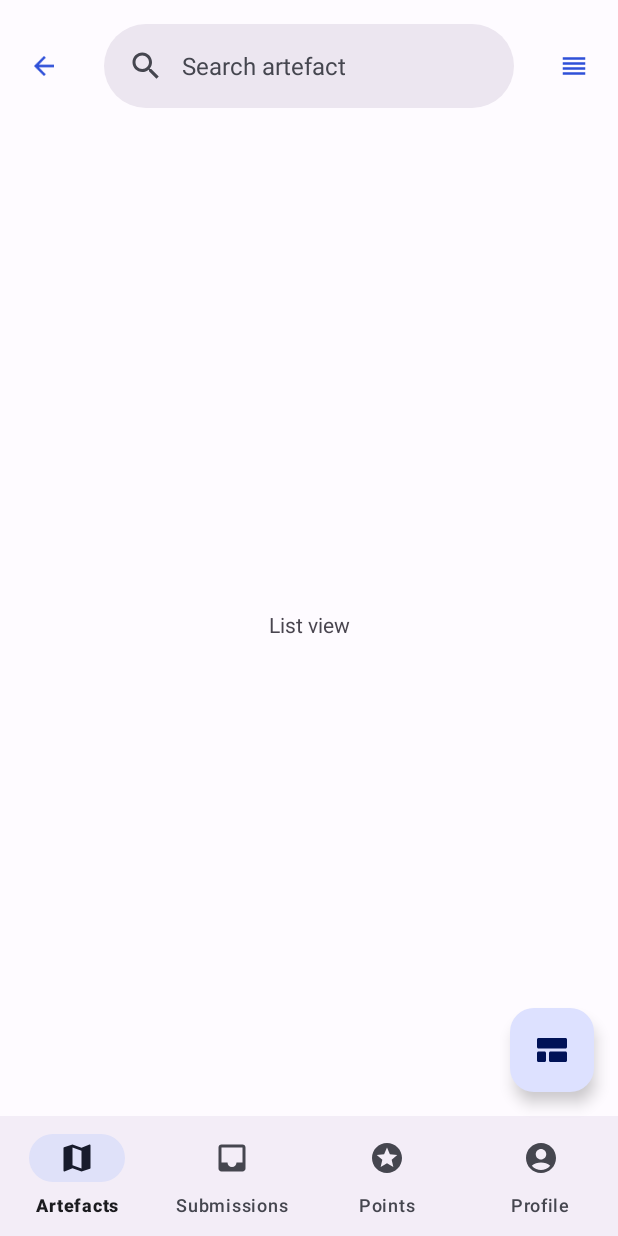
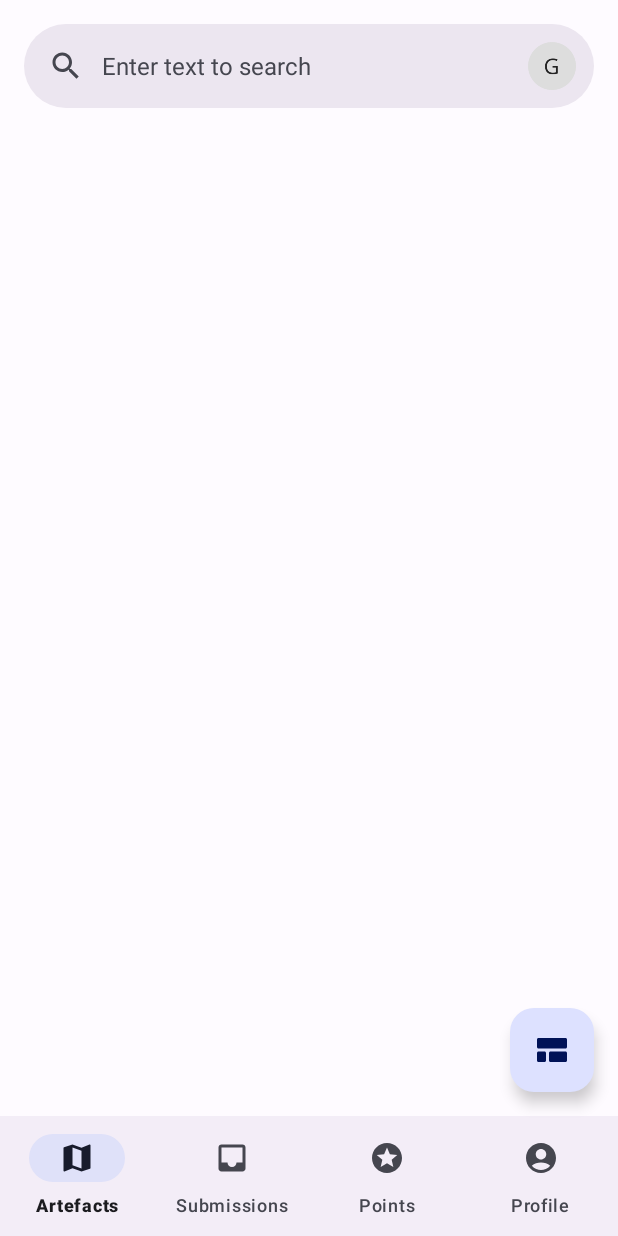
Before and after one commit to Moorad/museum-companion, an Android app built with Jetpack Compose: the BrowseActivity screen opened directly, with no data from a screen before it, after a tap on an icon or button, on a phone screen of 412 x 824 dp. Run offline under Robolectric (Android 15) with nearby library versions, the phone set to English and light mode, and no system bars; our stand-ins replace Firebase (no records; nobody signed in at launch, a user with empty details on screens opened directly).

Commit message:
Fully implemented list artefact fetching

```diff
--- a/app/build.gradle
+++ b/app/build.gradle
@@ -41,6 +41,7 @@ dependencies {
 
     implementation 'androidx.core:core-ktx:1.7.0'
     implementation 'androidx.appcompat:appcompat:1.4.1'
+    implementation 'de.hdodenhof:circleimageview:3.1.0'
     implementation 'com.google.android.material:material:1.8.0'
     implementation "androidx.compose.material3:material3:1.0.1"
     implementation 'androidx.constraintlayout:constraintlayout:2.1.3'
--- a/app/src/main/java/com/example/cs306coursework1/browse/BrowseActivity.kt
+++ b/app/src/main/java/com/example/cs306coursework1/browse/BrowseActivity.kt
@@ -20,6 +20,8 @@ class BrowseActivity : AppCompatActivity() {
     private var auth = Firebase.auth
     private var isMapView = true
 
+    private var museumDetails: MuseumDetails? = null
+
     lateinit var loginActivityIntent: Intent
     override fun onCreate(savedInstanceState: Bundle?) {
         super.onCreate(savedInstanceState)
@@ -31,7 +33,7 @@ class BrowseActivity : AppCompatActivity() {
 
         val userDetails =
             Misc.getParcelableFromIntent(intent, "user_details", UserDetails::class.java)
-        val museumDetails =
+        museumDetails =
             Misc.getParcelableFromIntent(intent, "museum_details", MuseumDetails::class.java)
 
         Log.println(Log.INFO, "user_details", userDetails.toString())
@@ -44,7 +46,7 @@ class BrowseActivity : AppCompatActivity() {
             findViewById<ExtendedFloatingActionButton>(R.id.switchViewFloatingButton)
 
         // Show map fragment by default
-        showFragment(mapFragment)
+        showFragment(listFragment)
 
         switchViewButton.setOnClickListener {
             if (isMapView) {
@@ -85,4 +87,8 @@ class BrowseActivity : AppCompatActivity() {
         transaction.addToBackStack(null);
         transaction.commit()
     }
+
+    fun getMuseumDetails(): MuseumDetails? {
+        return this.museumDetails
+    }
 }
--- a/app/src/main/java/com/example/cs306coursework1/browse/ListFragment.kt
+++ b/app/src/main/java/com/example/cs306coursework1/browse/ListFragment.kt
@@ -1,20 +1,72 @@
 package com.example.cs306coursework1.browse
 
 import android.os.Bundle
+import android.util.Log
 import androidx.fragment.app.Fragment
 import android.view.LayoutInflater
 import android.view.View
 import android.view.ViewGroup
+import android.widget.LinearLayout
+import androidx.recyclerview.widget.LinearLayoutManager
+import androidx.recyclerview.widget.RecyclerView
 import com.example.cs306coursework1.R
+import com.example.cs306coursework1.helpers.DB
+import com.google.firebase.Timestamp
+import com.google.firebase.firestore.DocumentSnapshot
 
 class ListFragment : Fragment() {
-
     override fun onCreateView(
         inflater: LayoutInflater, container: ViewGroup?,
         savedInstanceState: Bundle?
     ): View? {
 
         // Inflate the layout for this fragment
-        return inflater.inflate(R.layout.fragment_list, container, false)
+        val view = inflater.inflate(R.layout.fragment_list, container, false)
+
+        val noArtefactsView = view.findViewById<LinearLayout>(R.id.noArtefacts)
+        val recyclerView = view.findViewById<RecyclerView>(R.id.recycler_view)
+        val layoutManager = LinearLayoutManager(this.context)
+        recyclerView.layoutManager = layoutManager
+
+        val browseActivity = activity as BrowseActivity
+        val museumDetails = browseActivity.getMuseumDetails()
+
+        if (museumDetails != null) {
+            DB.getArtefactsOfMuseum(museumDetails.id).addOnSuccessListener { documents ->
+                // If there is no museums display the "No museums added" text
+                // and skip the reset of this code
+                if (documents.size() == 0) {
+                    noArtefactsView.visibility = View.VISIBLE
+                    return@addOnSuccessListener
+                }
+
+                val cardArrayList = populateList(documents.documents)
+
+                val adapter = this.context?.let { ListAdapter(it, cardArrayList) }
+                recyclerView.adapter = adapter
+            }
+        }
+
+        return view
+    }
+
+    private fun populateList(documents: MutableList<DocumentSnapshot>): ArrayList<ListModal> {
+        val list = ArrayList<ListModal>()
+
+        documents.forEach { doc ->
+            val card = ListModal()
+            card.setID(doc.id)
+            card.setLabel(doc["label"].toString())
+            card.setCreatedAt(doc["created_at"] as Timestamp)
+            Log.println(Log.INFO, "created_at type", doc["created_at"]!!.javaClass.name)
+
+            card.setName(doc["title"].toString())
+            card.setDescription(doc["description"].toString())
+            card.setTags(doc["tags"] as ArrayList<String>)
+            list.add(card)
+        }
+
+
+        return list
     }
 }
--- a/app/src/main/java/com/example/cs306coursework1/browse/MapFragment.kt
+++ b/app/src/main/java/com/example/cs306coursework1/browse/MapFragment.kt
@@ -15,6 +15,6 @@ class MapFragment : Fragment() {
     ): View? {
 
         // Inflate the layout for this fragment
-        return inflater.inflate(R.layout.map_fragment, container, false)
+        return inflater.inflate(R.layout.fragment_map, container, false)
     }
 }
--- a/app/src/main/java/com/example/cs306coursework1/helpers/DB.kt
+++ b/app/src/main/java/com/example/cs306coursework1/helpers/DB.kt
@@ -32,5 +32,9 @@ class DB {
         fun getAvailableMuseums(): Task<QuerySnapshot> {
             return db.collection("museums").get()
         }
+
+        fun getArtefactsOfMuseum(museum_id: String): Task<QuerySnapshot> {
+            return db.collection("artefacts").whereEqualTo("museum_id", museum_id).get()
+        }
     }
 }
--- a/app/src/main/java/com/example/cs306coursework1/museum_select/MuseumsModal.kt
+++ b/app/src/main/java/com/example/cs306coursework1/museum_select/MuseumsModal.kt
@@ -11,8 +11,8 @@ class MuseumsModal {
         return museumID.toString()
     }
 
-    fun setID(uid: String) {
-        this.museumID = uid
+    fun setID(id: String) {
+        this.museumID = id
     }
 
     fun getName(): String {
--- /dev/null
+++ b/app/src/main/res/drawable/ic_calendar.xml
@@ -0,0 +1,5 @@
+<vector android:height="24dp" android:tint="#FFFFFF"
+    android:viewportHeight="24" android:viewportWidth="24"
+    android:width="24dp" xmlns:android="http://schemas.android.com/apk/res/android">
+    <path android:fillColor="@android:color/white" android:pathData="M16,13h-3c-0.55,0 -1,0.45 -1,1v3c0,0.55 0.45,1 1,1h3c0.55,0 1,-0.45 1,-1v-3c0,-0.55 -0.45,-1 -1,-1zM16,3v1L8,4L8,3c0,-0.55 -0.45,-1 -1,-1s-1,0.45 -1,1v1L5,4c-1.11,0 -1.99,0.9 -1.99,2L3,20c0,1.1 0.89,2 2,2h14c1.1,0 2,-0.9 2,-2L21,6c0,-1.1 -0.9,-2 -2,-2h-1L18,3c0,-0.55 -0.45,-1 -1,-1s-1,0.45 -1,1zM18,20L6,20c-0.55,0 -1,-0.45 -1,-1L5,9h14v10c0,0.55 -0.45,1 -1,1z"/>
+</vector>
--- /dev/null
+++ b/app/src/main/res/drawable/ic_label.xml
@@ -0,0 +1,5 @@
+<vector android:autoMirrored="true" android:height="24dp"
+    android:tint="#FFFFFF" android:viewportHeight="24"
+    android:viewportWidth="24" android:width="24dp" xmlns:android="http://schemas.android.com/apk/res/android">
+    <path android:fillColor="@android:color/white" android:pathData="M17.63,5.84C17.27,5.33 16.67,5 16,5L5,5.01C3.9,5.01 3,5.9 3,7v10c0,1.1 0.9,1.99 2,1.99L16,19c0.67,0 1.27,-0.33 1.63,-0.84L22,12l-4.37,-6.16zM16,17H5V7h11l3.55,5L16,17z"/>
+</vector>
--- a/app/src/main/res/layout/activity_browse.xml
+++ b/app/src/main/res/layout/activity_browse.xml
@@ -12,65 +12,39 @@
     tools:context=".browse.BrowseActivity">
 
     <androidx.coordinatorlayout.widget.CoordinatorLayout
-        android:id="@+id/coordinator_layout"
         android:layout_width="match_parent"
         android:layout_height="wrap_content"
-        app:layout_constraintTop_toTopOf="parent">
+        app:layout_constraintTop_toTopOf="parent"
+        android:id="@+id/coordinator_layout">
+
 
         <com.google.android.material.appbar.AppBarLayout
-            android:id="@+id/app_bar"
+            android:id="@+id/topAppBar"
+            android:layout_width="match_parent"
+            android:layout_height="wrap_content">
+
+        </com.google.android.material.appbar.AppBarLayout>
+
+
+        <com.google.android.material.search.SearchBar
+            android:id="@+id/search_bar"
             android:layout_width="match_parent"
             android:layout_height="wrap_content"
-
-            >
-
-            <LinearLayout
-                android:layout_width="fill_parent"
-                android:layout_height="wrap_content"
-                android:orientation="horizontal">
-
-                <Button
-                    style="@style/Widget.Material3.Button.IconButton"
-                    android:layout_width="wrap_content"
-                    android:layout_height="wrap_content"
-                    android:layout_weight="0"
-                    app:icon="@drawable/ic_back"
-                    android:layout_gravity="center"
-                    android:gravity="center"
-                    android:layout_marginLeft="5dp"
-                    android:textColor="@color/md_theme_light_onPrimary" />
-
-                <com.google.android.material.search.SearchBar
-                    android:id="@+id/search_bar"
-                    android:layout_width="fill_parent"
-                    android:layout_weight="1"
-                    android:layout_height="wrap_content"
-                    android:hint="Search artefact" />
-
-                <Button
-                    style="@style/Widget.Material3.Button.IconButton"
-                    android:layout_width="wrap_content"
-                    android:layout_height="wrap_content"
-                    android:layout_weight="0"
-                    app:icon="@drawable/ic_list_view"
-                    android:layout_gravity="center"
-                    android:gravity="center"
-                    android:layout_marginRight="5dp"
-                    android:textColor="@color/md_theme_light_onPrimary" />
-            </LinearLayout>
-
-        </com.google.android.material.appbar.AppBarLayout>
+            android:hint="@string/searchbar_hint"
+            app:layout_anchor="@+id/topAppBar"
+            app:layout_anchorGravity="center"
+            app:menu="@menu/search_bar_menu" />
     </androidx.coordinatorlayout.widget.CoordinatorLayout>
 
     <FrameLayout
         android:id="@+id/flFragment"
-        android:layout_width="wrap_content"
-        android:layout_height="wrap_content"
+        android:layout_width="match_parent"
+        android:layout_height="0dp"
         app:layout_constraintTop_toBottomOf="@+id/coordinator_layout"
         app:layout_constraintBottom_toTopOf="@+id/bottom_navigation"
         app:layout_constraintLeft_toLeftOf="parent"
         app:layout_constraintRight_toRightOf="parent"
-        tools:layout="@layout/map_fragment" />
+        tools:layout="@layout/fragment_map" />
 
     <com.google.android.material.floatingactionbutton.ExtendedFloatingActionButton
         android:id="@+id/switchViewFloatingButton"
--- a/app/src/main/res/layout/fragment_list.xml
+++ b/app/src/main/res/layout/fragment_list.xml
@@ -5,10 +5,33 @@
     android:layout_height="match_parent"
     tools:context=".browse.ListFragment">
 
-    <!-- TODO: Update blank fragment layout -->
-    <TextView
+    <androidx.recyclerview.widget.RecyclerView
+        android:id="@+id/recycler_view"
         android:layout_width="match_parent"
         android:layout_height="match_parent"
-        android:text="List view" />
+
+        />
+
+    <LinearLayout
+        android:id="@+id/noArtefacts"
+        android:layout_width="wrap_content"
+        android:layout_height="wrap_content"
+        android:orientation="vertical"
+        android:gravity="center"
+        android:layout_gravity="center"
+        android:visibility="gone">
+
+        <TextView
+            android:layout_width="wrap_content"
+            android:layout_height="wrap_content"
+            android:textSize="30dp"
+            android:text="@string/sad" />
+
+        <TextView
+            android:layout_width="wrap_content"
+            android:layout_height="wrap_content"
+            android:text="@string/no_artefacts"
+            android:gravity="center" />
+    </LinearLayout>
 
 </FrameLayout>
--- /dev/null
+++ b/app/src/main/res/menu/search_bar_menu.xml
@@ -0,0 +1,9 @@
+<?xml version="1.0" encoding="utf-8"?>
+<menu xmlns:android="http://schemas.android.com/apk/res/android"
+    xmlns:app="http://schemas.android.com/apk/res-auto">
+    <item
+        android:id="@+id/avatar"
+        android:icon="@drawable/g"
+        android:title="avatar"
+        app:showAsAction="always" />
+</menu>
--- a/app/src/main/res/values/strings.xml
+++ b/app/src/main/res/values/strings.xml
@@ -36,6 +36,10 @@
 
     <string name="no_museums"><b>No museums added</b>\nCome back later</string>
     <string name="sad"><b>:(</b></string>
+
+    <string name="searchbar_hint">Enter text to search</string>
+
+    <string name="no_artefacts"><b>No artefacts added</b>\nCome back later</string>
 
     <string name="title_activity_scrolling">ScrollingActivity</string>
     <string name="large_text">The Macintosh Plus computer is the third model in the Macintosh line, introduced on January 16, 1986, two years after the original Macintosh and a little more than a year after the Macintosh 512K, with a price tag of US$2,599.[1] As an evolutionary improvement over the 512K, it shipped with 1 MB of RAM standard, expandable to 4 MB, and an external SCSI peripheral bus, among smaller improvements. Originally, the computer\'s case was the same beige color as the original Macintosh, Pantone 453;[2] however, in 1987, the case color was changed to the long-lived, warm gray "Platinum" color.[3]
```
Also changed, not shown: app/src/main/java/com/example/cs306coursework1/browse/ListAdapter.kt (added, +64 -0 lines), app/src/main/java/com/example/cs306coursework1/browse/ListModal.kt (added, +69 -0 lines), app/src/main/res/layout/artefact_card_layout.xml (added, +113 -0 lines), app/src/main/res/layout/row_layout.xml (+11 -16 lines), app/src/main/res/drawable/g.png (added), app/src/main/res/layout/fragment_map.xml (renamed from app/src/main/res/layout/map_fragment.xml).
